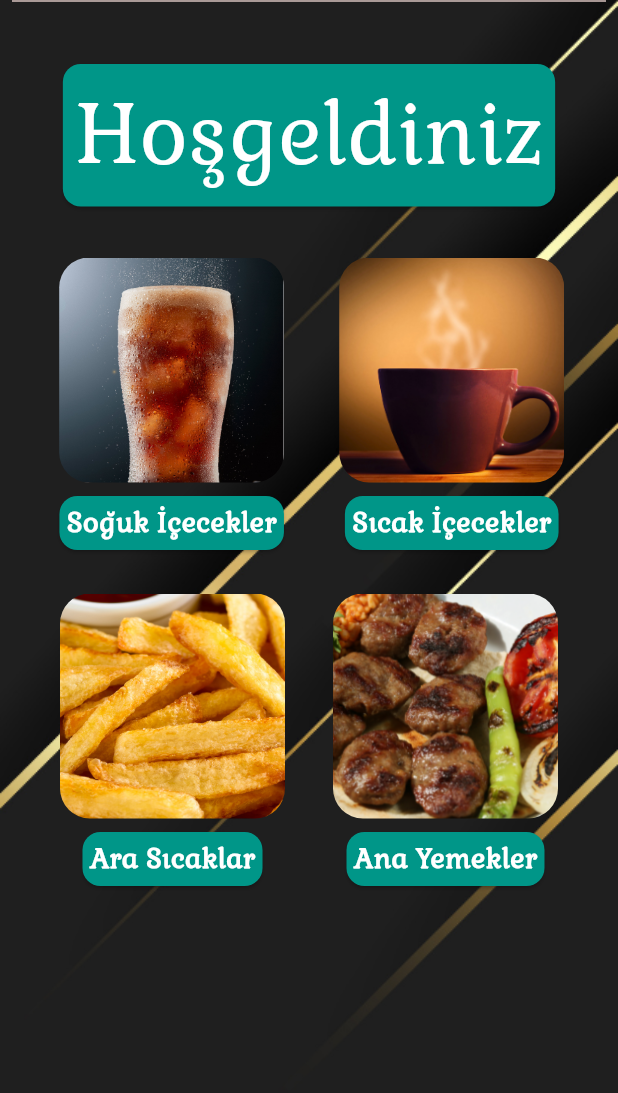
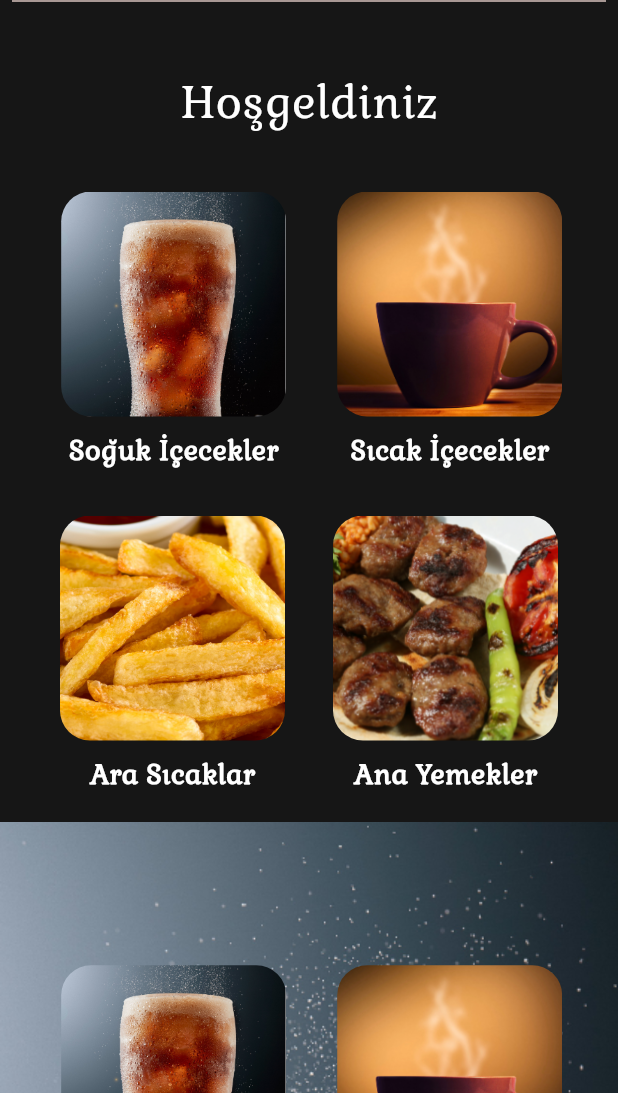
Before and after one commit to resulcay/cafe_qr_menu, a Flutter app: the screen it shows after launch, after a tap on an icon or button, on a phone screen of 412 x 824 dp, the part 143-1236 px from its top. Run offline on Flutter 3.47's test engine with Material 2 defaults, Android fonts, the phone set to English and light mode, and no system bars; our stand-ins replace easy_localization, flutter_svg; statements that could not run were skipped.

Commit message:
colors added

```diff
--- a/lib/components/category_widget.dart
+++ b/lib/components/category_widget.dart
@@ -30,8 +30,6 @@ class CategoryWidget extends StatelessWidget {
         ),
         Padding(
           padding: const EdgeInsets.all(5),
-          child: Card(
-            color: ColorConstants.transparentTeal,
           child: Padding(
             padding: const EdgeInsets.all(5),
             child: Text(
@@ -43,7 +41,6 @@ class CategoryWidget extends StatelessWidget {
               ),
             ).tr(),
           ),
-          ),
         )
       ],
     );
--- a/lib/components/welcome_card.dart
+++ b/lib/components/welcome_card.dart
@@ -1,7 +1,6 @@
 import 'package:easy_localization/easy_localization.dart';
 import 'package:flutter/material.dart';
 
-import '../constants/color_constants.dart';
 import '../localization/locale_keys.g.dart';
 
 class WelcomeCard extends StatelessWidget {
@@ -11,16 +10,13 @@ class WelcomeCard extends StatelessWidget {
 
   @override
   Widget build(BuildContext context) {
-    return Card(
-      color: ColorConstants.transparentTeal,
-      child: Padding(
-        padding: const EdgeInsets.all(8.0),
-        child: Text(
-          LocaleKeys.welcome.tr(),
-          style: const TextStyle(
-            color: Colors.white,
-            fontSize: 55,
-          ),
+    return Padding(
+      padding: const EdgeInsets.all(8.0),
+      child: Text(
+        LocaleKeys.welcome.tr(),
+        style: const TextStyle(
+          color: Colors.white,
+          fontSize: 30,
         ),
       ),
     );
--- a/lib/constants/color_constants.dart
+++ b/lib/constants/color_constants.dart
@@ -2,8 +2,8 @@ import 'package:flutter/material.dart';
 
 class ColorConstants {
   static const primaryColor = Colors.red;
-  static const transparentTeal = Colors.teal;
+  static const transparentTeal = Colors.yellow;
   static const pureWhite = Colors.white;
-  static const primaryVariant = Color.fromARGB(255, 255, 17, 0);
+  static const primaryVariant = Color(0xFFFF0000);
   static const pureBlack = Colors.black;
 }
--- a/lib/screens/home_screen.dart
+++ b/lib/screens/home_screen.dart
@@ -1,4 +1,3 @@
-import 'package:cafe_qr_menu/constants/color_constants.dart';
 import 'package:cafe_qr_menu/localization/locale_keys.g.dart';
 import 'package:cafe_qr_menu/service/path_service.dart';
 import 'package:flutter/material.dart';
@@ -13,20 +12,37 @@ class HomeScreen extends StatelessWidget {
   @override
   Widget build(BuildContext context) {
     return Scaffold(
-      backgroundColor: ColorConstants.pureBlack,
+      backgroundColor: const Color.fromARGB(255, 22, 22, 22),
       body: Center(
         child: Container(
           constraints: const BoxConstraints(maxWidth: 896),
           child: SingleChildScrollView(
             child: Column(
+              children: const [
+                CategorySection(),
+                ColdDrinkSection(),
+                HotDrinkSection(),
+                EntreeSection(),
+                MainCourseSection(),
+                SizedBox(height: 600)
+              ],
+            ),
+          ),
+        ),
+      ),
+    );
+  }
+}
+
+class CategorySection extends StatelessWidget {
+  const CategorySection({
+    super.key,
+  });
+
+  @override
+  Widget build(BuildContext context) {
+    return Stack(
       children: [
-                Stack(
-                  children: [
-                    Image.asset(
-                      PathService.imagePathProvider('cafe.png'),
-                      fit: BoxFit.cover,
-                      width: double.infinity,
-                    ),
         Padding(
           padding: const EdgeInsets.all(8.0),
           child: Column(
@@ -74,8 +90,18 @@ class HomeScreen extends StatelessWidget {
           ),
         )
       ],
-                ),
-                Stack(
+    );
+  }
+}
+
+class ColdDrinkSection extends StatelessWidget {
+  const ColdDrinkSection({
+    super.key,
+  });
+
+  @override
+  Widget build(BuildContext context) {
+    return Stack(
       alignment: Alignment.center,
       children: [
         Image.asset(
@@ -109,13 +135,130 @@ class HomeScreen extends StatelessWidget {
           ),
         )
       ],
+    );
+  }
+}
+
+class HotDrinkSection extends StatelessWidget {
+  const HotDrinkSection({super.key});
+
+  @override
+  Widget build(BuildContext context) {
+    return Stack(
+      alignment: Alignment.center,
+      children: [
+        Image.asset(
+          PathService.imagePathProvider('coffee.png'),
+          fit: BoxFit.cover,
+          width: double.infinity,
         ),
-                const SizedBox(height: 600)
+        Padding(
+          padding: const EdgeInsets.all(8.0),
+          child: SizedBox(
+            height: 700,
+            child: ListView.builder(
+              shrinkWrap: true,
+              scrollDirection: Axis.vertical,
+              itemCount: 6,
+              itemBuilder: (context, index) => Row(
+                mainAxisAlignment: MainAxisAlignment.spaceEvenly,
+                mainAxisSize: MainAxisSize.max,
+                children: const [
+                  CategoryWidget(
+                    category: LocaleKeys.coldDrink,
+                    imagePath: 'ice_small.png',
+                  ),
+                  CategoryWidget(
+                    category: LocaleKeys.hotDrink,
+                    imagePath: 'coffee_small.png',
+                  ),
                 ],
               ),
             ),
           ),
-      ),
+        )
+      ],
     );
   }
 }
+
+class EntreeSection extends StatelessWidget {
+  const EntreeSection({super.key});
+
+  @override
+  Widget build(BuildContext context) {
+    return Stack(
+      alignment: Alignment.center,
+      children: [
+        Image.asset(
+          PathService.imagePathProvider('fries.png'),
+          fit: BoxFit.cover,
+          width: double.infinity,
+        ),
+        Padding(
+          padding: const EdgeInsets.all(8.0),
+          child: SizedBox(
+            height: 700,
+            child: ListView.builder(
+              shrinkWrap: true,
+              scrollDirection: Axis.vertical,
+              itemCount: 6,
+              itemBuilder: (context, index) => Row(
+                mainAxisAlignment: MainAxisAlignment.spaceEvenly,
+                mainAxisSize: MainAxisSize.max,
+                children: const [
+                  CategoryWidget(
+                    category: LocaleKeys.coldDrink,
+                    imagePath: 'ice_small.png',
+                  ),
+                  CategoryWidget(
+                    category: LocaleKeys.hotDrink,
+                    imagePath: 'coffee_small.png',
+                  ),
+                ],
+              ),
+            ),
+          ),
+        )
+      ],
+    );
+  }
+}
+
+class MainCourseSection extends StatelessWidget {
+  const MainCourseSection({super.key});
+
+  @override
+  Widget build(BuildContext context) {
+    return Stack(
+      alignment: Alignment.center,
+      children: [
+        Padding(
+          padding: const EdgeInsets.all(8.0),
+          child: SizedBox(
+            height: 700,
+            child: ListView.builder(
+              shrinkWrap: true,
+              scrollDirection: Axis.vertical,
+              itemCount: 6,
+              itemBuilder: (context, index) => Row(
+                mainAxisAlignment: MainAxisAlignment.spaceEvenly,
+                mainAxisSize: MainAxisSize.max,
+                children: const [
+                  CategoryWidget(
+                    category: LocaleKeys.coldDrink,
+                    imagePath: 'ice_small.png',
+                  ),
+                  CategoryWidget(
+                    category: LocaleKeys.hotDrink,
+                    imagePath: 'coffee_small.png',
+                  ),
+                ],
+              ),
+            ),
+          ),
+        )
+      ],
+    );
+  }
+}
```
Lines whose indentation alone changed are shown as unchanged.
